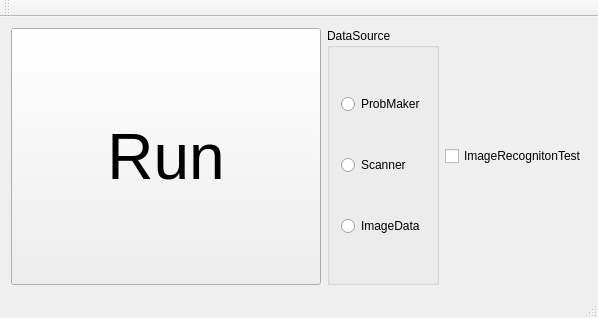
The window that Kunugida/kunugida.ui (tnct-spc/procon2017-comp) describes before a commit, drawn with Qt 5.
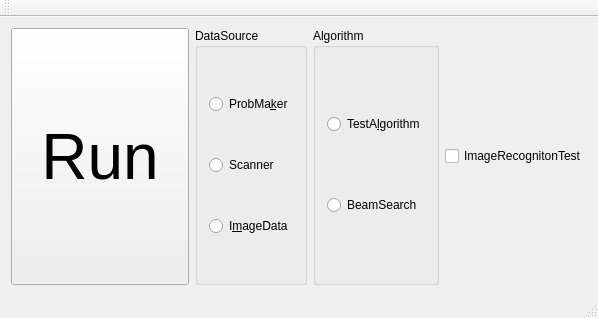
The same window after the commit.

Commit message: [add]algorithmをguiからセンタ着るようにした:

What changed in the file:
```diff
--- a/Kunugida/kunugida.ui
+++ b/Kunugida/kunugida.ui
@@ -50,7 +50,7 @@
          <item>
           <widget class="QRadioButton" name="probmaker_button">
            <property name="text">
-            <string>ProbMaker</string>
+            <string>ProbMa&amp;ker</string>
            </property>
           </widget>
          </item>
@@ -64,14 +64,16 @@
          <item>
           <widget class="QRadioButton" name="image_data_button">
            <property name="text">
-            <string>ImageData</string>
+            <string>I&amp;mageData</string>
            </property>
           </widget>
          </item>
         </layout>
        </widget>
       </item>
-      <item>
+     </layout>
+    </item>
+    <item row="0" column="3">
        <layout class="QVBoxLayout" name="verticalLayout">
         <item>
          <widget class="QCheckBox" name="ImageRecognitonTestCheckBox">
@@ -82,7 +84,28 @@
         </item>
        </layout>
       </item>
-     </layout>
+    <item row="0" column="2">
+     <widget class="QGroupBox" name="groupBox_2">
+      <property name="title">
+       <string>Algorithm</string>
+      </property>
+      <layout class="QVBoxLayout" name="verticalLayout_3">
+       <item>
+        <widget class="QRadioButton" name="test_algorithm_button">
+         <property name="text">
+          <string>TestA&amp;lgorithm</string>
+         </property>
+        </widget>
+       </item>
+       <item>
+        <widget class="QRadioButton" name="beamsearch_button">
+         <property name="text">
+          <string>BeamSearch</string>
+         </property>
+        </widget>
+       </item>
+      </layout>
+     </widget>
     </item>
    </layout>
   </widget>
@@ -92,7 +115,7 @@
      <x>0</x>
      <y>0</y>
      <width>598</width>
-     <height>19</height>
+     <height>30</height>
     </rect>
    </property>
   </widget>
```
Lines whose indentation alone changed are shown as unchanged. The commit also changes 1 other file.
